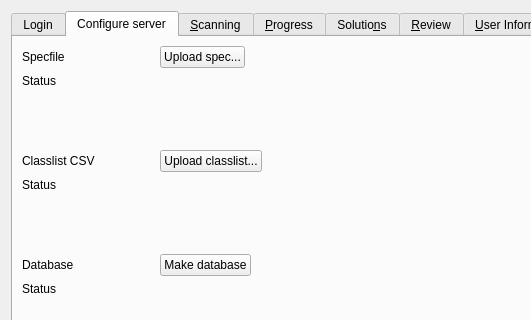
Above: qtCreatorFiles/ui_manager.ui from plomgrading/plom before the change; both pictures show x 0 to 531 and y 0 to 320 of the 1024 by 660 pixel window. Below: the same form after it.
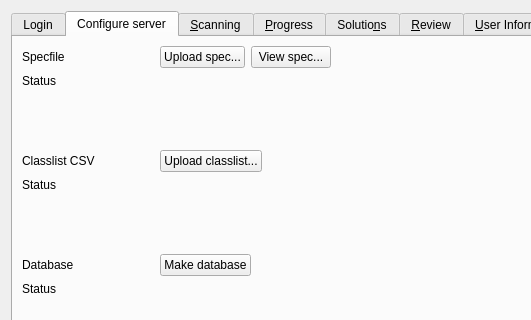
That is the form after the change. The open tabs and pages were chosen to show the change.

Commit message: manager: add button to view spec

```diff
--- a/qtCreatorFiles/ui_manager.ui
+++ b/qtCreatorFiles/ui_manager.ui
@@ -675,6 +675,13 @@
             </property>
            </widget>
           </item>
+          <item>
+           <widget class="QPushButton" name="viewSpecButton">
+            <property name="text">
+             <string>View spec...</string>
+            </property>
+           </widget>
+          </item>
           <item>
            <spacer name="horizontalSpacer_24">
             <property name="orientation">
```
The commit also changes 2 other files.
